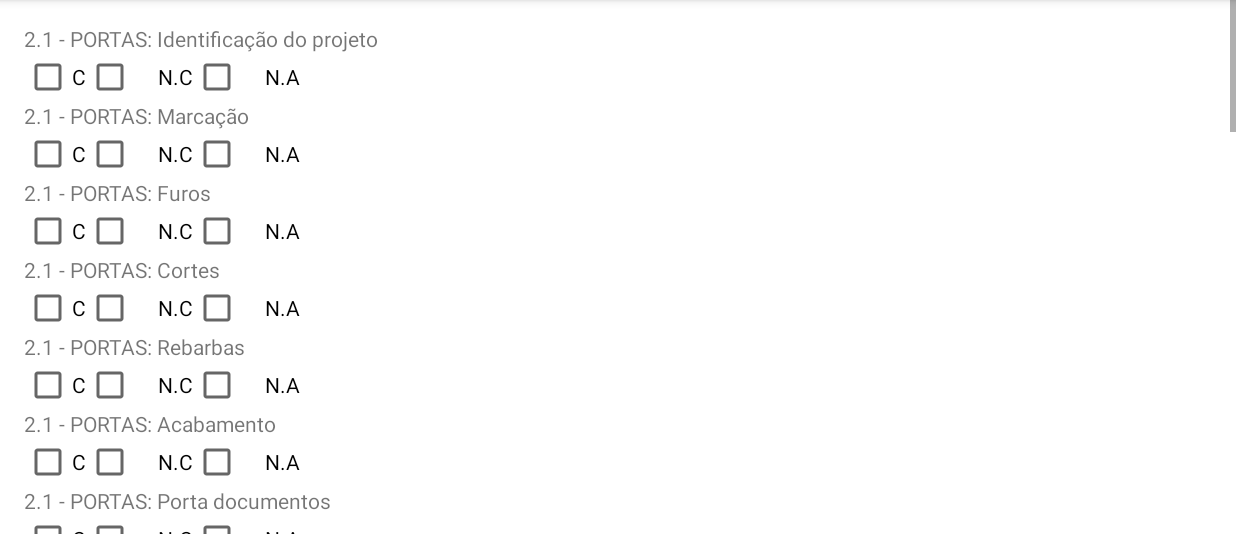
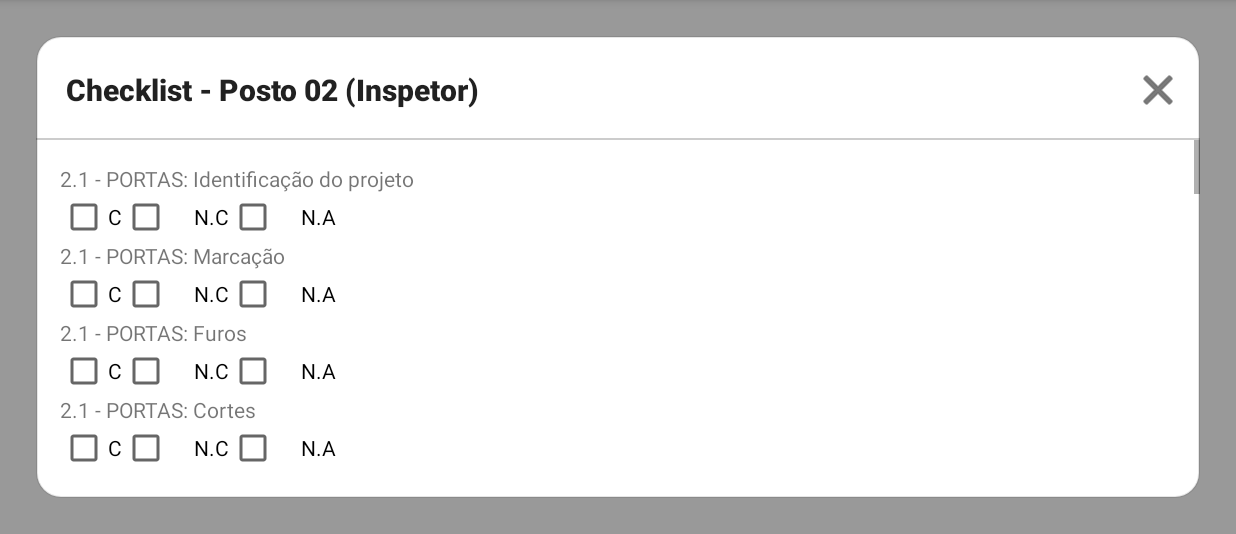
Before and after one commit to Murillozo/Checklist-Estoque, an Android app: the ChecklistPosto02InspActivity screen opened directly, with no data from a screen before it, on a phone screen of 824 x 412 dp (held sideways), the part 84-618 px from its top. Run offline under Robolectric (Android 15) with nearby library versions, the phone set to English and light mode, and no system bars.

Commit message:
feat: mostrar checklist do inspetor em janela flutuante

```diff
--- a/AppOficina/app/src/main/java/com/example/appoficina/ChecklistPosto02InspActivity.kt
+++ b/AppOficina/app/src/main/java/com/example/appoficina/ChecklistPosto02InspActivity.kt
@@ -2,7 +2,9 @@ package com.example.appoficina
 
 import android.content.Context
 import android.os.Bundle
+import android.view.MotionEvent
 import android.view.View
+import android.view.ViewGroup
 import android.widget.Button
 import android.widget.CheckBox
 import android.widget.ImageButton
@@ -20,11 +22,21 @@ import java.net.URL
 class ChecklistPosto02InspActivity : AppCompatActivity() {
     override fun onCreate(savedInstanceState: Bundle?) {
         super.onCreate(savedInstanceState)
-        setContentView(R.layout.activity_checklist_posto02)
+        setContentView(R.layout.activity_checklist_posto02_insp)
 
         val obra = intent.getStringExtra("obra") ?: ""
         val ano = intent.getStringExtra("ano") ?: ""
         val inspetor = intent.getStringExtra("inspetor") ?: ""
+
+        val floatingContainer = findViewById<View>(R.id.checklist_window_container)
+        val floatingHeader = findViewById<View>(R.id.checklist_window_header)
+        val backdrop = findViewById<View>(R.id.floating_backdrop)
+        val closeButton = findViewById<ImageButton>(R.id.checklist_window_close_button)
+
+        enableFloatingDrag(floatingContainer, floatingHeader)
+
+        backdrop.setOnClickListener { finish() }
+        closeButton.setOnClickListener { finish() }
 
         val previewHelper = FloatingChecklistPreview(
             this,
@@ -175,6 +187,36 @@ class ChecklistPosto02InspActivity : AppCompatActivity() {
         }
     }
 
+    private fun enableFloatingDrag(target: View, handle: View) {
+        var offsetX = 0f
+        var offsetY = 0f
+
+        handle.setOnTouchListener { _, event ->
+            when (event.actionMasked) {
+                MotionEvent.ACTION_DOWN -> {
+                    offsetX = target.x - event.rawX
+                    offsetY = target.y - event.rawY
+                    true
+                }
+                MotionEvent.ACTION_MOVE -> {
+                    val parent = target.parent as? ViewGroup ?: return@setOnTouchListener false
+                    if (parent.width == 0 || parent.height == 0) {
+                        return@setOnTouchListener false
+                    }
+                    val maxX = (parent.width - target.width).coerceAtLeast(0)
+                    val maxY = (parent.height - target.height).coerceAtLeast(0)
+                    val newX = (event.rawX + offsetX).coerceIn(0f, maxX.toFloat())
+                    val newY = (event.rawY + offsetY).coerceIn(0f, maxY.toFloat())
+                    target.x = newX
+                    target.y = newY
+                    true
+                }
+                MotionEvent.ACTION_UP, MotionEvent.ACTION_CANCEL -> true
+                else -> false
+            }
+        }
+    }
+
     private fun enviarChecklist(json: JSONObject, path: String) {
         val ip = getSharedPreferences("config", Context.MODE_PRIVATE)
             .getString("api_ip", "192.168.0.135")
--- /dev/null
+++ b/AppOficina/app/src/main/res/layout/activity_checklist_posto02_insp.xml
@@ -0,0 +1,172 @@
+<?xml version="1.0" encoding="utf-8"?>
+<FrameLayout xmlns:android="http://schemas.android.com/apk/res/android"
+    android:layout_width="match_parent"
+    android:layout_height="match_parent">
+
+    <View
+        android:id="@+id/floating_backdrop"
+        android:layout_width="match_parent"
+        android:layout_height="match_parent"
+        android:background="#66000000" />
+
+    <LinearLayout
+        android:id="@+id/checklist_window_container"
+        android:layout_width="match_parent"
+        android:layout_height="wrap_content"
+        android:layout_gravity="center"
+        android:layout_margin="24dp"
+        android:background="@drawable/bg_preview_window"
+        android:elevation="12dp"
+        android:orientation="vertical"
+        android:paddingBottom="16dp">
+
+        <LinearLayout
+            android:id="@+id/checklist_window_header"
+            android:layout_width="match_parent"
+            android:layout_height="wrap_content"
+            android:gravity="center_vertical"
+            android:paddingStart="20dp"
+            android:paddingTop="16dp"
+            android:paddingEnd="8dp"
+            android:paddingBottom="12dp">
+
+            <TextView
+                android:id="@+id/checklist_window_title"
+                android:layout_width="0dp"
+                android:layout_height="wrap_content"
+                android:layout_weight="1"
+                android:text="@string/floating_checklist_title_posto02"
+                android:textAppearance="@style/TextAppearance.AppCompat.Title"
+                android:textStyle="bold" />
+
+            <ImageButton
+                android:id="@+id/checklist_window_close_button"
+                android:layout_width="40dp"
+                android:layout_height="40dp"
+                android:background="?attr/selectableItemBackgroundBorderless"
+                android:contentDescription="@string/close_checklist_window"
+                android:padding="8dp"
+                android:src="@android:drawable/ic_menu_close_clear_cancel"
+                android:tint="?android:attr/textColorPrimary" />
+        </LinearLayout>
+
+        <View
+            android:layout_width="match_parent"
+            android:layout_height="1dp"
+            android:background="#33000000" />
+
+        <ScrollView
+            android:id="@+id/checklist_scroll"
+            android:layout_width="match_parent"
+            android:layout_height="0dp"
+            android:layout_weight="1"
+            android:fillViewport="true"
+            android:overScrollMode="ifContentScrolls">
+
+            <LinearLayout
+                android:layout_width="match_parent"
+                android:layout_height="wrap_content"
+                android:orientation="vertical"
+                android:padding="16dp">
+
+                <LinearLayout
+                    android:id="@+id/questions_container"
+                    android:layout_width="match_parent"
+                    android:layout_height="wrap_content"
+                    android:orientation="vertical" />
+
+                <LinearLayout
+                    android:layout_width="match_parent"
+                    android:layout_height="wrap_content"
+                    android:gravity="end"
+                    android:orientation="horizontal"
+                    android:paddingTop="16dp">
+
+                    <Button
+                        android:id="@+id/btnConcluirPosto02"
+                        android:layout_width="wrap_content"
+                        android:layout_height="wrap_content"
+                        android:text="@string/concluir" />
+
+                    <Button
+                        android:id="@+id/btnSeguirPosto02"
+                        android:layout_width="wrap_content"
+                        android:layout_height="wrap_content"
+                        android:layout_marginStart="12dp"
+                        android:text="@string/seguir" />
+                </LinearLayout>
+            </LinearLayout>
+        </ScrollView>
+    </LinearLayout>
+
+    <LinearLayout
+        android:id="@+id/preview_container"
+        android:layout_width="300dp"
+        android:layout_height="wrap_content"
+        android:layout_gravity="end|top"
+        android:layout_margin="16dp"
+        android:background="@drawable/bg_preview_window"
+        android:elevation="8dp"
+        android:orientation="vertical"
+        android:visibility="gone">
+
+        <LinearLayout
+            android:id="@+id/preview_header"
+            android:layout_width="match_parent"
+            android:layout_height="wrap_content"
+            android:gravity="center_vertical"
+            android:padding="12dp">
+
+            <TextView
+                android:id="@+id/preview_title"
+                android:layout_width="0dp"
+                android:layout_height="wrap_content"
+                android:layout_weight="1"
+                android:text="@string/previous_checklist_title"
+                android:textAppearance="@style/TextAppearance.AppCompat.Subhead"
+                android:textStyle="bold" />
+
+            <ImageButton
+                android:id="@+id/preview_close_button"
+                android:layout_width="wrap_content"
+                android:layout_height="wrap_content"
+                android:background="?attr/selectableItemBackgroundBorderless"
+                android:contentDescription="@string/close_previous_checklist"
+                android:padding="4dp"
+                android:src="@android:drawable/ic_menu_close_clear_cancel"
+                android:tint="?android:attr/textColorPrimary" />
+        </LinearLayout>
+
+        <View
+            android:layout_width="match_parent"
+            android:layout_height="1dp"
+            android:background="#33000000" />
+
+        <ScrollView
+            android:id="@+id/preview_scroll"
+            android:layout_width="match_parent"
+            android:layout_height="250dp"
+            android:fillViewport="true">
+
+            <LinearLayout
+                android:id="@+id/preview_content"
+                android:layout_width="match_parent"
+                android:layout_height="wrap_content"
+                android:orientation="vertical" />
+        </ScrollView>
+    </LinearLayout>
+
+    <ImageButton
+        android:id="@+id/preview_toggle_button"
+        android:layout_width="48dp"
+        android:layout_height="48dp"
+        android:layout_gravity="end|bottom"
+        android:layout_margin="16dp"
+        android:background="@drawable/bg_preview_toggle"
+        android:contentDescription="@string/show_previous_checklist"
+        android:elevation="8dp"
+        android:padding="12dp"
+        android:src="@null"
+        android:visibility="gone" />
+
+</FrameLayout>
--- a/AppOficina/app/src/main/res/values/strings.xml
+++ b/AppOficina/app/src/main/res/values/strings.xml
@@ -7,4 +7,10 @@
     <string name="start_inspection">Iniciar inspeção</string>
     <string name="close">Fechar</string>
     <string name="inspecao_title">INSPEÇÃO</string>
+    <string name="floating_checklist_title_posto02">Checklist - Posto 02 (Inspetor)</string>
+    <string name="close_checklist_window">Fechar checklist</string>
+    <string name="previous_checklist_title">Pré-visualização do checklist anterior</string>
+    <string name="close_previous_checklist">Fechar pré-visualização</string>
+    <string name="concluir">Concluir</string>
+    <string name="seguir">Seguir</string>
 </resources>
```
